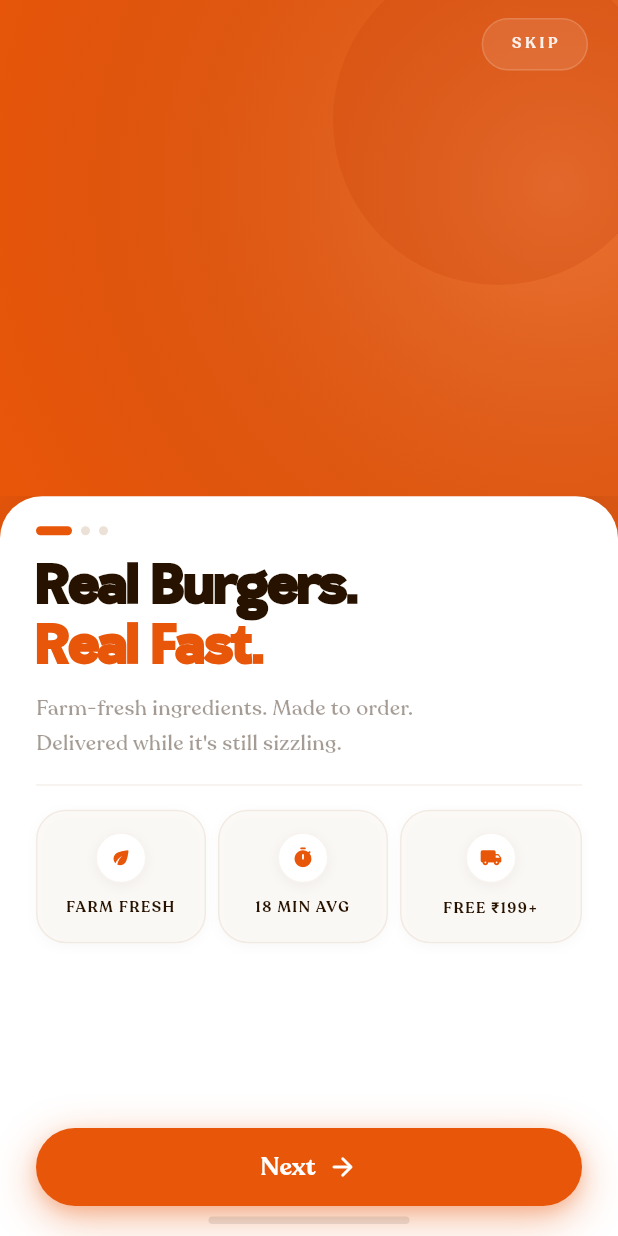
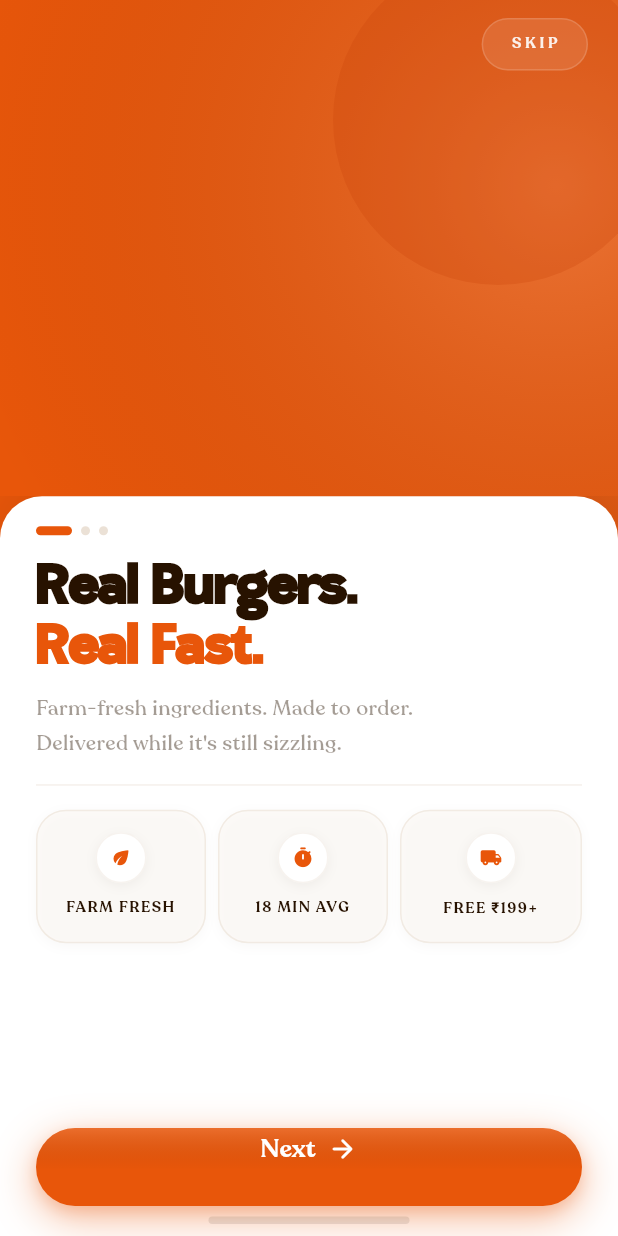
Before and after one commit to garvitmh/Trial_Burger_Farm, a Flutter app: the screen it shows after launch, on a phone screen of 412 x 824 dp. Run offline on Flutter 3.47's test engine with Material 3 defaults, Android fonts, the phone set to English and light mode, and no system bars; drawn by our look-alikes of flutter_animate; our stand-ins replace firebase_auth, firebase_core, flutter_riverpod, flutter_secure_storage, geolocator, go_router and 3 more; missing offline and left inert: firebase_app_check; accounts and stored records are empty; project files that could hold a hidden picture were left out.

Commit message:
fix: add shimmer highlight, spring consistency, and micro-interaction polish across onboarding/auth flows

```diff
--- a/lib/features/onboarding/presentation/pages/onboarding_page.dart
+++ b/lib/features/onboarding/presentation/pages/onboarding_page.dart
@@ -599,12 +599,35 @@
         child: Container(
           width: double.infinity,
           height: AppSpacing.buttonHeight,
+          clipBehavior: Clip.antiAlias,
           decoration: BoxDecoration(
             color: AppColors.primary,
             borderRadius: BorderRadius.circular(AppRadius.button),
             boxShadow: AppShadows.brandGlow,
           ),
-          child: Row(
+          child: Stack(
+            children: [
+              // Shimmer highlight — static top edge reflection
+              Positioned(
+                top: 0,
+                left: 0,
+                right: 0,
+                height: 28,
+                child: DecoratedBox(
+                  decoration: BoxDecoration(
+                    gradient: LinearGradient(
+                      begin: Alignment.topCenter,
+                      end: Alignment.bottomCenter,
+                      colors: [
+                        Colors.white.withValues(alpha: 0.14),
+                        Colors.transparent,
+                      ],
+                    ),
+                  ),
+                ),
+              ),
+              // Label + icon centred
+              Row(
                 mainAxisAlignment: MainAxisAlignment.center,
                 children: [
                   Text(
@@ -619,6 +642,8 @@
                     Icons.arrow_forward_rounded,
                     color: Colors.white,
                     size: 20,
+                  ),
+                ],
               ),
             ],
           ),
```
Lines whose indentation alone changed are shown as unchanged.
